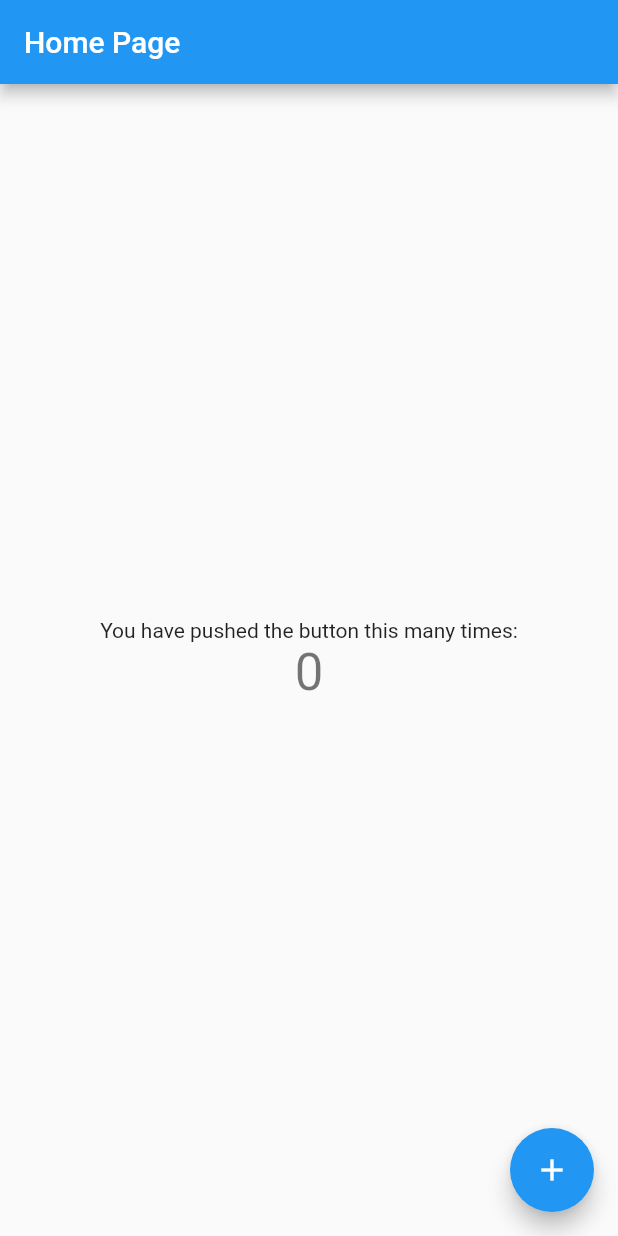
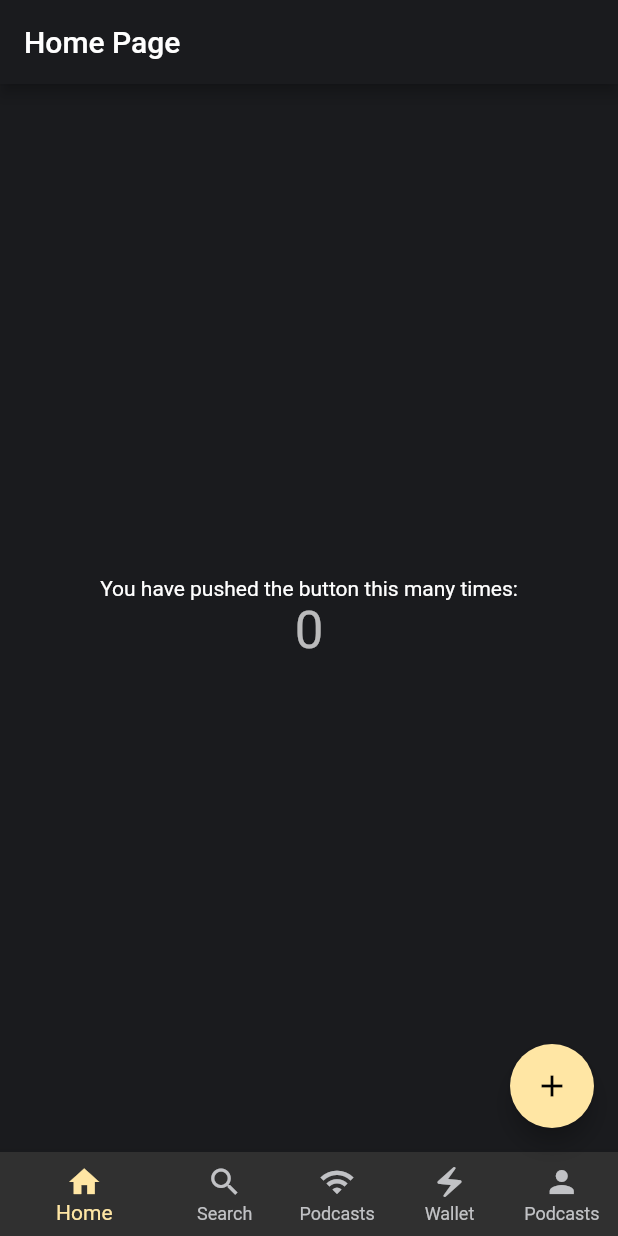
Before and after one commit to jowo-io/flutter-web-app-phase-1, a Flutter app: the screen it shows after launch, on a phone screen of 412 x 824 dp. Run offline on Flutter 3.47's test engine with Material 2 defaults, Android fonts, the phone set to English and light mode, and no system bars; our stand-ins replace url_strategy.

Commit message:
adding a basic themed nav bar

```diff
--- a/lib/main.dart
+++ b/lib/main.dart
@@ -19,17 +19,15 @@ class MyApp extends StatelessWidget {
   Widget build(BuildContext context) {
     return MaterialApp(
       title: 'Flutter Demo',
-      theme: ThemeData(
-        // This is the theme of your application.
-        //
-        // Try running your application with "flutter run". You'll see the
-        // application has a blue toolbar. Then, without quitting the app, try
-        // changing the primarySwatch below to Colors.green and then invoke
-        // "hot reload" (press "r" in the console where you ran "flutter run",
-        // or simply save your changes to "hot reload" in a Flutter IDE).
-        // Notice that the counter didn't reset back to zero; the application
-        // is not restarted.
-        primarySwatch: Colors.blue,
+      theme: ThemeData.dark().copyWith(
+        colorScheme: ColorScheme.dark().copyWith(
+          primary: Color(0xffffe6a4),
+          secondary: Color(0xffC1C2C5),
+        ),
+        appBarTheme: AppBarTheme(
+          backgroundColor: Color(0xff1A1B1E),
+        ),
+        scaffoldBackgroundColor: Color(0xff1A1B1E),
       ),
       home: MyHomePage(title: 'Home Page'),
       routes: {
@@ -119,7 +117,38 @@ class _MyHomePageState extends State<MyHomePage> {
         onPressed: _incrementCounter,
         tooltip: 'Increment',
         child: Icon(Icons.add),
+        backgroundColor: Theme.of(context).colorScheme.primary,
       ), // This trailing comma makes auto-formatting nicer for build methods.
+
+      bottomNavigationBar: BottomNavigationBar(
+        showUnselectedLabels: true,
+        items: const <BottomNavigationBarItem>[
+          BottomNavigationBarItem(
+            icon: Icon(Icons.home),
+            label: 'Home',
+          ),
+          BottomNavigationBarItem(
+            icon: Icon(Icons.search),
+            label: 'Search',
+          ),
+          BottomNavigationBarItem(
+            icon: Icon(Icons.wifi),
+            label: 'Podcasts',
+          ),
+          BottomNavigationBarItem(
+            icon: Icon(Icons.electric_bolt),
+            label: 'Wallet',
+          ),
+          BottomNavigationBarItem(
+            icon: Icon(Icons.person),
+            label: 'Podcasts',
+          ),
+        ],
+        // currentIndex: _selectedIndex,
+        selectedItemColor: Theme.of(context).colorScheme.primary,
+        unselectedItemColor: Theme.of(context).colorScheme.secondary,
+        // onTap: // do something
+      ),
     );
   }
 }
```
